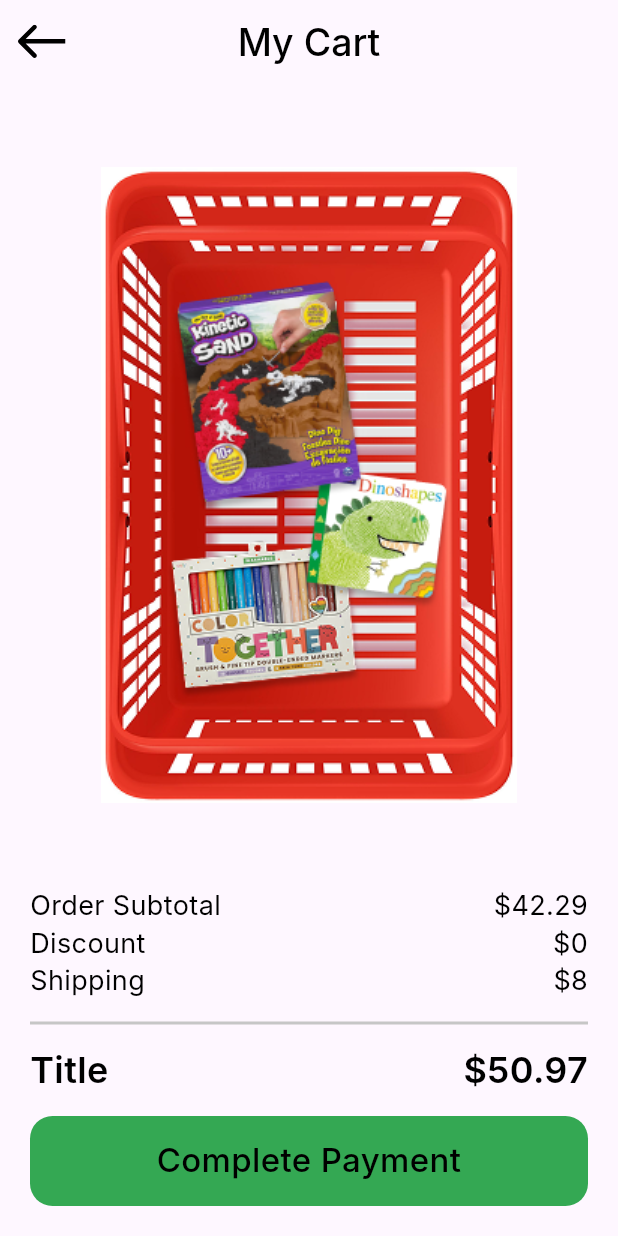
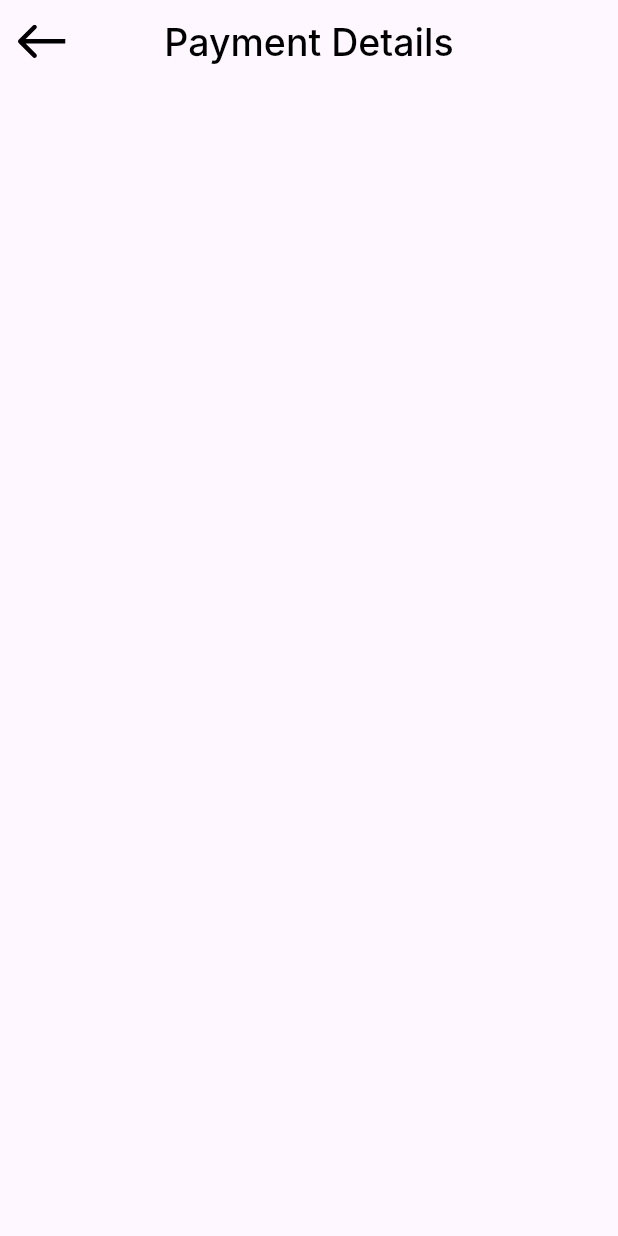
Before and after one commit to MohamedElnegouly/Payment-Integration, a Flutter app: the screen it shows after launch, after a tap on "Complete Payment", on a phone screen of 412 x 824 dp. Run offline on Flutter 3.47's test engine with Material 3 defaults, Android fonts, the phone set to English and light mode, and no system bars; our stand-ins replace flutter_svg; Roboto replaces fonts that are missing (Inter).

Commit message:
create payment details view and app bar

```diff
--- /dev/null
+++ b/lib/core/widgets/buildAppBar.dart
@@ -0,0 +1,17 @@
+ import 'package:flutter/material.dart';
+import 'package:flutter_svg/svg.dart';
+import 'package:payment_integration/core/utils/styles.dart';
+
+AppBar buildAppBar({required String title}) {
+    return AppBar(
+      leading: Center(child: SvgPicture.asset('assets/images/arrow.svg')),
+      elevation: 0,
+      centerTitle: true,
+      backgroundColor: Colors.transparent,
+      title:Text(
+        title,
+        textAlign: TextAlign.center,
+        style: Styles.style25,
+      ),
+    );
+  }
--- a/lib/features/checkout/presentation/views/my_cart_view.dart
+++ b/lib/features/checkout/presentation/views/my_cart_view.dart
@@ -1,6 +1,5 @@
 import 'package:flutter/material.dart';
-import 'package:flutter_svg/svg.dart';
-import 'package:payment_integration/core/utils/styles.dart';
+import 'package:payment_integration/core/widgets/buildAppBar.dart';
 import 'package:payment_integration/features/checkout/presentation/views/widgets/my_cart_view_body.dart';
 
 class MyCartView extends StatelessWidget {
@@ -9,17 +8,7 @@ class MyCartView extends StatelessWidget {
   @override
   Widget build(BuildContext context) {
     return Scaffold(
-      appBar: AppBar(
-        leading: Center(child: SvgPicture.asset('assets/images/arrow.svg')),
-        elevation: 0,
-        centerTitle: true,
-        backgroundColor: Colors.transparent,
-        title:const Text(
-          'My Cart',
-          textAlign: TextAlign.center,
-          style: Styles.style25,
-        ),
-      ),
+      appBar: buildAppBar(title: 'My Cart'),
       body: MyCartViewBody(),
     );
   }
--- /dev/null
+++ b/lib/features/checkout/presentation/views/payment_details.dart
@@ -0,0 +1,11 @@
+import 'package:flutter/material.dart';
+import 'package:payment_integration/core/widgets/buildAppBar.dart';
+
+class PaymentDetails extends StatelessWidget {
+  const PaymentDetails({super.key});
+
+  @override
+  Widget build(BuildContext context) {
+    return Scaffold(appBar: buildAppBar(title: 'Payment Details'));
+  }
+}
--- a/lib/features/checkout/presentation/views/widgets/my_cart_view_body.dart
+++ b/lib/features/checkout/presentation/views/widgets/my_cart_view_body.dart
@@ -1,5 +1,6 @@
 import 'package:flutter/material.dart';
 import 'package:payment_integration/core/widgets/custom_button.dart';
+import 'package:payment_integration/features/checkout/presentation/views/payment_details.dart';
 import 'package:payment_integration/features/checkout/presentation/views/widgets/order_Info_Item.dart';
 import 'package:payment_integration/features/checkout/presentation/views/widgets/total_price.dart';
 
@@ -23,7 +24,18 @@ class MyCartViewBody extends StatelessWidget {
           const Divider(thickness: 2, color: Color(0xFFC6C6C6), height: 34),
           TotalPrice(title: 'Title', value: r'$50.97'),
           SizedBox(height: 16),
-          CustomButton(onTap: () {}, buttonText: 'Complete Payment'),
+          CustomButton(
+            onTap: () {
+              Navigator.of(context).push(
+                MaterialPageRoute(
+                  builder: (context) {
+                    return PaymentDetails();
+                  },
+                ),
+              );
+            },
+            buttonText: 'Complete Payment',
+          ),
           SizedBox(height: 20),
         ],
       ),
```
